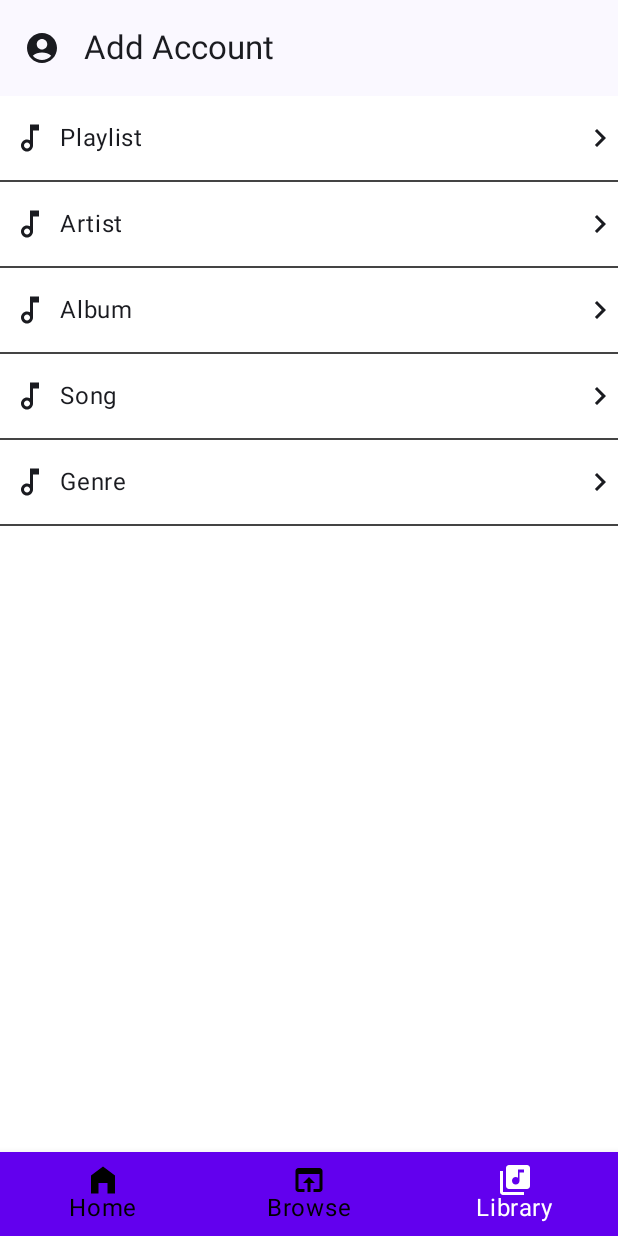
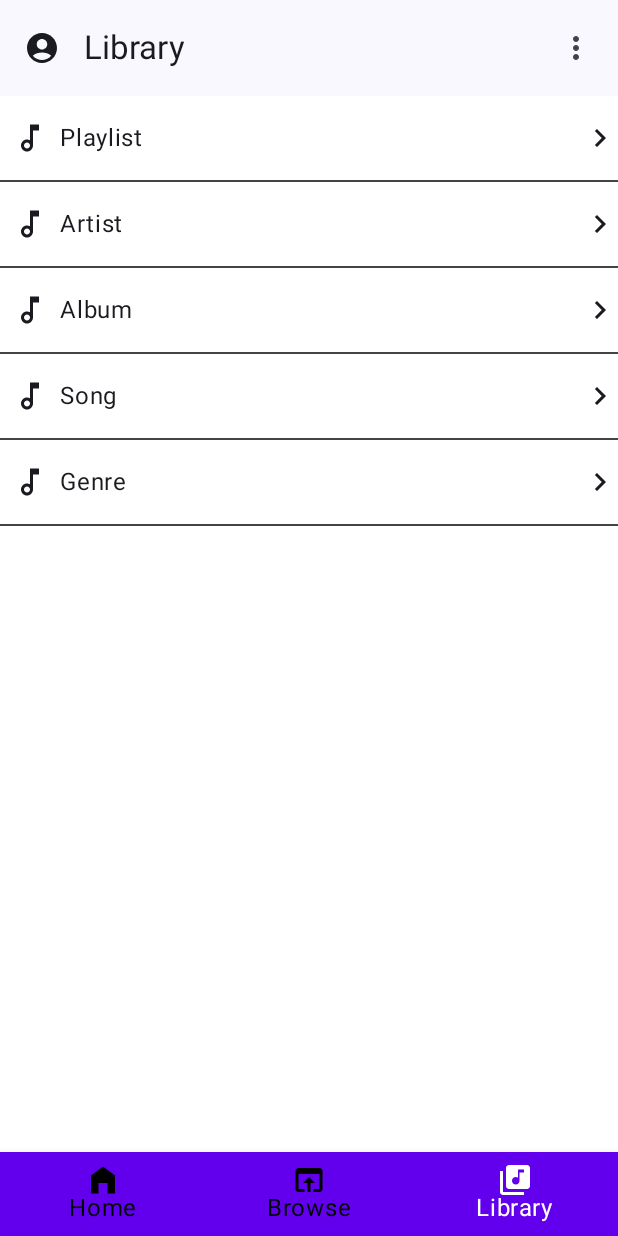
Before and after one commit to nandaiqbalh/music-app-ui-compose, an Android app built with Jetpack Compose: the screen it shows after launch (MainActivity), item 3 of the bottom bar chosen, on a phone screen of 412 x 824 dp. Run offline under Robolectric (Android 15) with nearby library versions, the phone set to English and light mode, and no system bars.

Commit message:
Modal Bottom Sheet

```diff
--- a/app/src/main/java/com/nandaiqbalh/musicappui/ui/MainView.kt
+++ b/app/src/main/java/com/nandaiqbalh/musicappui/ui/MainView.kt
@@ -2,14 +2,23 @@ package com.nandaiqbalh.musicappui.ui
 
 import androidx.compose.foundation.background
 import androidx.compose.foundation.clickable
+import androidx.compose.foundation.layout.Arrangement
+import androidx.compose.foundation.layout.Box
+import androidx.compose.foundation.layout.Column
 import androidx.compose.foundation.layout.Row
+import androidx.compose.foundation.layout.fillMaxSize
 import androidx.compose.foundation.layout.fillMaxWidth
+import androidx.compose.foundation.layout.height
 import androidx.compose.foundation.layout.padding
 import androidx.compose.foundation.layout.wrapContentSize
 import androidx.compose.foundation.lazy.LazyColumn
 import androidx.compose.foundation.lazy.items
+import androidx.compose.foundation.shape.RoundedCornerShape
 import androidx.compose.material.BottomNavigation
 import androidx.compose.material.BottomNavigationItem
+import androidx.compose.material.ExperimentalMaterialApi
+import androidx.compose.material.ModalBottomSheetLayout
+import androidx.compose.material.ModalBottomSheetValue
 import androidx.compose.material.ScaffoldState
 import androidx.compose.material.icons.Icons
 import androidx.compose.material.icons.filled.AccountCircle
@@ -19,6 +28,9 @@ import androidx.compose.material3.Icon
 import androidx.compose.material3.IconButton
 import androidx.compose.material3.MaterialTheme
 import androidx.compose.material.Scaffold
+import androidx.compose.material.icons.filled.MoreVert
+import androidx.compose.material.primarySurface
+import androidx.compose.material.rememberModalBottomSheetState
 import androidx.compose.material3.Text
 import androidx.compose.material3.TopAppBar
 import androidx.compose.runtime.Composable
@@ -30,19 +42,21 @@ import androidx.compose.ui.Modifier
 import androidx.compose.ui.graphics.Color
 import androidx.compose.ui.res.painterResource
 import androidx.compose.ui.unit.dp
+import androidx.compose.ui.unit.sp
 import androidx.lifecycle.viewmodel.compose.viewModel
 import androidx.navigation.NavController
 import androidx.navigation.compose.currentBackStackEntryAsState
 import androidx.navigation.compose.rememberNavController
 import com.nandaiqbalh.musicappui.MainViewModel
 import com.nandaiqbalh.musicappui.Navigation
+import com.nandaiqbalh.musicappui.R
 import com.nandaiqbalh.musicappui.Screen
 import com.nandaiqbalh.musicappui.screensInBottom
 import com.nandaiqbalh.musicappui.screensInDrawer
 import kotlinx.coroutines.CoroutineScope
 import kotlinx.coroutines.launch
 
-@OptIn(ExperimentalMaterial3Api::class)
+@OptIn(ExperimentalMaterial3Api::class, ExperimentalMaterialApi::class)
 @Composable
 fun MainView() {
 
@@ -67,6 +81,16 @@ fun MainView() {
 		mutableStateOf(false)
 	}
 
+	// bottom sheet
+	val isSheetFullScreen by remember {
+		mutableStateOf(false)
+	}
+	val modifier = if (isSheetFullScreen) Modifier.fillMaxSize() else Modifier.fillMaxWidth()
+	val modalSheetState = rememberModalBottomSheetState(
+		initialValue = ModalBottomSheetValue.Hidden,
+		confirmValueChange = { it != ModalBottomSheetValue.HalfExpanded })
+	val roundedCornerSheetRadius = if (isSheetFullScreen) 0.dp else 12.dp
+
 	val bottomBar: @Composable () -> Unit = {
 		if (currentScreen is Screen.DrawerScreen || currentScreen == Screen.BottomScreen.Home) {
 			BottomNavigation(modifier = Modifier.wrapContentSize()) {
@@ -79,6 +103,7 @@ fun MainView() {
 						selected = currentRoute == item.bRoute,
 						onClick = {
 							controller.navigate(item.bRoute)
+							title.value = item.bTitle
 						},
 
 						icon = {
@@ -102,11 +127,33 @@ fun MainView() {
 		}
 	}
 
+	ModalBottomSheetLayout(
+		sheetState = modalSheetState,
+		sheetShape = RoundedCornerShape(
+			topStart = roundedCornerSheetRadius,
+			topEnd = roundedCornerSheetRadius
+		),
+		sheetContent = {
+			MoreBottomSheet(modifier = modifier)
+		}) {
+
 		Scaffold(
 			bottomBar = bottomBar,
 			topBar = {
 				TopAppBar(
 					title = { Text(text = title.value) },
+					actions = {
+						IconButton(onClick = {
+							scope.launch {
+								if (modalSheetState.isVisible)
+									modalSheetState.hide()
+								else
+									modalSheetState.show()
+							}
+						}) {
+							Icon(imageVector = Icons.Default.MoreVert, contentDescription = null)
+						}
+					},
 					navigationIcon = {
 						IconButton(onClick = {
 							// Open the drawer
@@ -148,6 +195,7 @@ fun MainView() {
 			AccountDialog(isDialogOpen = dialogOpen)
 		}
 	}
+}
 
 @Composable
 fun DrawerItem(
@@ -176,3 +224,48 @@ fun DrawerItem(
 
 	}
 }
+
+@Composable
+fun MoreBottomSheet(modifier: Modifier) {
+	Box(
+		modifier = Modifier
+			.fillMaxWidth()
+			.height(300.dp)
+			.background(androidx.compose.material.MaterialTheme.colors.primarySurface)
+	) {
+		Column(modifier = modifier.padding(16.dp), verticalArrangement = Arrangement.SpaceBetween) {
+			Row(modifier = modifier.padding(16.dp)) {
+				Icon(
+					painter = painterResource(id = R.drawable.ic_music),
+					contentDescription = null,
+					modifier = Modifier.padding(end = 8.dp)
+				)
+
+				Text(text = "Settings", fontSize = 20.sp, color = Color.White)
+
+			}
+
+			Row(modifier = modifier.padding(16.dp)) {
+				Icon(
+					painter = painterResource(id = R.drawable.ic_music),
+					contentDescription = null,
+					modifier = Modifier.padding(end = 8.dp)
+				)
+
+				Text(text = "Share", fontSize = 20.sp, color = Color.White)
+
+			}
+
+			Row(modifier = modifier.padding(16.dp)) {
+				Icon(
+					painter = painterResource(id = R.drawable.ic_music),
+					contentDescription = null,
+					modifier = Modifier.padding(end = 8.dp)
+				)
+
+				Text(text = "Help", fontSize = 20.sp, color = Color.White)
+
+			}
+		}
+	}
+}
```
Lines whose indentation alone changed are shown as unchanged.
